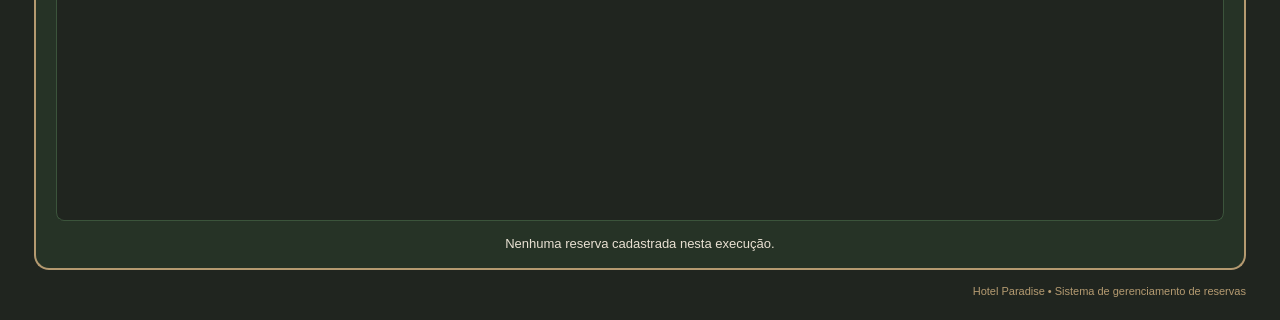
Before: the Qt Designer form telalistagem.ui in JairCosta00/Sistema-de-Reservas-Rede-de-Hot-is-Paradise, drawn with Qt 5; both pictures show x 0 to 1280 and y 390 to 710 of the 1280 by 710 pixel window.
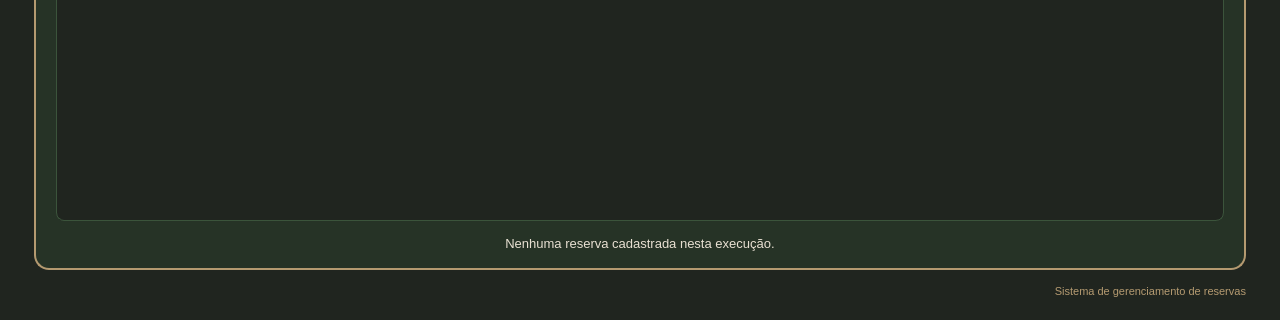
After: the same form once the commit is applied.

Patch:
```diff
--- a/telalistagem.ui
+++ b/telalistagem.ui
@@ -372,7 +372,7 @@
    <item>
     <widget class="QLabel" name="labelRodape">
      <property name="text">
-      <string>Hotel Paradise • Sistema de gerenciamento de reservas</string>
+      <string>Sistema de gerenciamento de reservas</string>
      </property>
      <property name="alignment">
       <set>Qt::AlignmentFlag::AlignRight|Qt::AlignmentFlag::AlignTrailing|Qt::AlignmentFlag::AlignVCenter</set>
```
